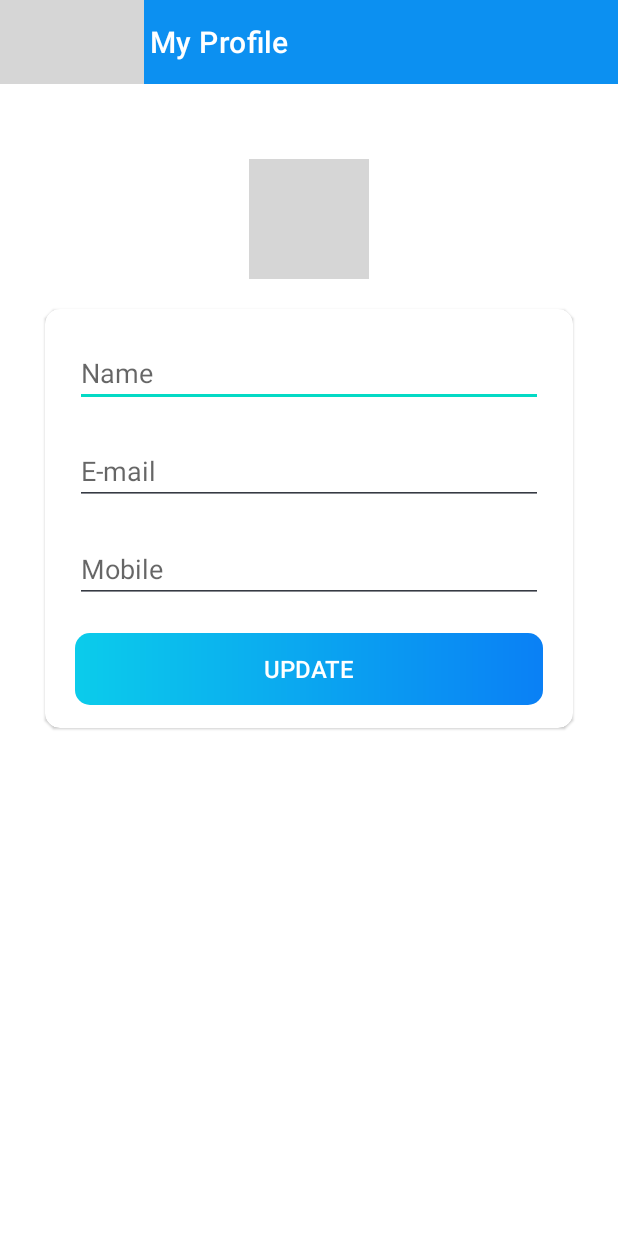
After one commit to bernardosan/Scrumtinize, an Android app: the MyProfileActivity screen opened directly, with no data from a screen before it, on a phone screen of 412 x 824 dp. The commit adds this screen. Run offline under Robolectric (Android 15) with nearby library versions, the phone set to English and light mode, and no system bars; our stand-ins replace CircleImageView, Firebase (no records; nobody signed in at launch, a user with empty details on screens opened directly); grey boxes are pictures that could not be loaded.

Commit message:
added MyProfileActivity UI

```diff
--- a/app/src/main/AndroidManifest.xml
+++ b/app/src/main/AndroidManifest.xml
@@ -1,36 +1,51 @@
 <?xml version="1.0" encoding="utf-8"?>
 <manifest xmlns:android="http://schemas.android.com/apk/res/android"
+    xmlns:tools="http://schemas.android.com/tools"
     package="com.example.trellocloneapp">
 
     <application
-        android:allowBackup="true"
+        android:allowBackup="false"
         android:icon="@mipmap/ic_launcher"
         android:label="@string/app_name"
         android:roundIcon="@mipmap/ic_launcher_round"
         android:supportsRtl="true"
         android:theme="@style/Theme.TrelloCloneApp">
         <activity
+            android:name=".activities.MyProfileActivity"
+            android:label="My Profile"
+            android:screenOrientation="portrait"
+            android:exported="true"
+            android:theme="@style/Theme.TrelloCloneApp.NoActionBar"
+            tools:ignore="LockedOrientationActivity" />
+        <activity
             android:name=".activities.BaseActivity"
             android:exported="true" />
         <activity
             android:name=".activities.SignInActivity"
             android:exported="true"
-            android:label="Sign In" />
+            android:screenOrientation="portrait"
+            android:label="Sign In"
+            android:theme="@style/Theme.TrelloCloneApp.NoActionBar"
+            tools:ignore="LockedOrientationActivity" />
         <activity
             android:name=".activities.SignUpActivity"
             android:exported="true"
             android:label="Sign Up"
-            android:theme="@style/Theme.TrelloCloneApp.NoActionBar" />
+            android:screenOrientation="portrait"
+            android:theme="@style/Theme.TrelloCloneApp.NoActionBar"
+            tools:ignore="LockedOrientationActivity" />
         <activity
             android:name=".activities.IntroActivity"
             android:exported="true"
             android:screenOrientation="portrait"
-            android:theme="@style/Theme.TrelloCloneApp.NoActionBar" />
+            android:theme="@style/Theme.TrelloCloneApp.NoActionBar"
+            tools:ignore="LockedOrientationActivity" />
         <activity
             android:name=".activities.SplashActivity"
             android:exported="true"
             android:screenOrientation="portrait"
-            android:theme="@style/Theme.TrelloCloneApp.NoActionBar">
+            android:theme="@style/Theme.TrelloCloneApp.NoActionBar"
+            tools:ignore="LockedOrientationActivity">
             <intent-filter>
                 <action android:name="android.intent.action.MAIN" />
 
@@ -40,7 +55,9 @@
         <activity
             android:name=".activities.MainActivity"
             android:exported="true"
-            android:theme="@style/Theme.TrelloCloneApp" />
+            android:screenOrientation="portrait"
+            android:theme="@style/Theme.TrelloCloneApp"
+            tools:ignore="LockedOrientationActivity" />
     </application>
 
 </manifest>
--- a/app/src/main/java/com/example/trellocloneapp/activities/MainActivity.kt
+++ b/app/src/main/java/com/example/trellocloneapp/activities/MainActivity.kt
@@ -60,7 +60,8 @@ class MainActivity : BaseActivity(), NavigationView.OnNavigationItemSelectedList
     override fun onNavigationItemSelected(item: MenuItem): Boolean {
         when(item.itemId){
             R.id.nav_my_profile -> {
-
+                val intent = Intent(this, MyProfileActivity::class.java)
+                startActivity(intent)
             }
 
             R.id.nav_sign_out -> {
--- /dev/null
+++ b/app/src/main/java/com/example/trellocloneapp/activities/MyProfileActivity.kt
@@ -0,0 +1,43 @@
+package com.example.trellocloneapp.activities
+
+import androidx.appcompat.app.AppCompatActivity
+import android.os.Bundle
+import com.example.trellocloneapp.R
+import com.example.trellocloneapp.databinding.ActivityMyProfileBinding
+import com.google.firebase.auth.FirebaseAuth
+import com.google.firebase.auth.FirebaseUser
+
+class MyProfileActivity : BaseActivity() {
+
+    private var binding: ActivityMyProfileBinding? = null
+
+    override fun onCreate(savedInstanceState: Bundle?) {
+        super.onCreate(savedInstanceState)
+        binding = ActivityMyProfileBinding.inflate(layoutInflater)
+        setContentView(binding?.root)
+
+        setupActionBar()
+
+        binding?.toolbarMyProfile?.setNavigationOnClickListener {
+            onBackPressed()
+        }
+
+        binding?.btnUpdate?.setOnClickListener {
+            updateUser()
+        }
+
+    }
+
+    private fun setupActionBar() {
+        val toolbar = findViewById<androidx.appcompat.widget.Toolbar>(R.id.toolbar_my_profile)
+        setSupportActionBar(findViewById(R.id.toolbar_my_profile))
+        toolbar.setNavigationIcon(R.drawable.ic_baseline_arrow_back_24)
+        toolbar.title = resources.getString(R.string.my_profile)
+    }
+
+    private fun updateUser() {
+        FirebaseAuth.getInstance().uid
+    }
+
+
+}
--- a/app/src/main/java/com/example/trellocloneapp/firebase/FirestoreClass.kt
+++ b/app/src/main/java/com/example/trellocloneapp/firebase/FirestoreClass.kt
@@ -33,6 +33,7 @@ class FirestoreClass {
                 when(activity){
                     is SignInActivity -> activity.signInSuccess(loggedInUser)
                     is MainActivity -> activity.updateNavigationUserDetails(loggedInUser)
+                    is SignInActivity -> activity.signInSuccess(loggedInUser)
                 }
 
             }
--- /dev/null
+++ b/app/src/main/res/layout/activity_my_profile.xml
@@ -0,0 +1,96 @@
+<?xml version="1.0" encoding="utf-8"?>
+<LinearLayout xmlns:android="http://schemas.android.com/apk/res/android"
+    xmlns:app="http://schemas.android.com/apk/res-auto"
+    xmlns:tools="http://schemas.android.com/tools"
+    android:layout_width="match_parent"
+    android:layout_height="match_parent"
+    android:orientation="vertical"
+    tools:context=".activities.MyProfileActivity">
+
+    <androidx.appcompat.widget.Toolbar
+        android:id="@+id/toolbar_my_profile"
+        android:layout_width="match_parent"
+        android:layout_height="?android:attr/actionBarSize"
+        android:background="@color/colorPrimary"
+        android:theme="@style/ToolBarMyProfile"/>
+
+    <de.hdodenhof.circleimageview.CircleImageView
+        android:id="@+id/iv_myprofile"
+        android:layout_width="@dimen/nav_image_size"
+        android:layout_height="@dimen/nav_image_size"
+        android:layout_marginTop="50dp"
+        android:layout_marginBottom="20dp"
+        android:layout_gravity="center"
+        app:civ_border_color="@color/white"
+        app:civ_border_width="2dp"
+        android:src="@drawable/ic_user_place_holder"
+        />
+
+    <com.google.android.material.card.MaterialCardView
+        android:layout_width="match_parent"
+        android:layout_height="wrap_content"
+        android:layout_gravity="center"
+        android:background="@drawable/signup_cardview_rounded_shape"
+        android:layout_marginHorizontal="30dp"
+        app:cardCornerRadius="10dp"
+        >
+
+        <LinearLayout
+            android:layout_width="match_parent"
+            android:layout_height="wrap_content"
+            android:orientation="vertical"
+            >
+
+            <EditText
+                android:id="@+id/et_name_myprofile"
+                android:layout_width="match_parent"
+                android:layout_height="wrap_content"
+                android:layout_marginTop="20dp"
+                android:layout_marginBottom="20dp"
+                android:layout_marginHorizontal="20dp"
+                android:hint="@string/name"
+                android:inputType="text"
+                android:autofillHints="" />
+
+            <EditText
+                android:id="@+id/et_email_myprofile"
+                android:layout_width="match_parent"
+                android:layout_height="wrap_content"
+                android:layout_marginBottom="20dp"
+                android:layout_marginHorizontal="20dp"
+                android:hint="@string/e_mail"
+                android:inputType="textEmailAddress"
+                android:focusable="false"
+                android:focusableInTouchMode="false"
+                android:autofillHints="" />
+
+
+            <EditText
+                android:id="@+id/et_mobile_myprofile"
+                android:layout_width="match_parent"
+                android:layout_height="wrap_content"
+                android:layout_marginBottom="20dp"
+                android:layout_marginHorizontal="20dp"
+                android:hint="@string/mobile"
+                android:inputType="textPassword"
+                android:autofillHints="" />
+
+            <androidx.appcompat.widget.AppCompatButton
+                android:id="@+id/btn_update"
+                android:layout_width="match_parent"
+                android:layout_height="wrap_content"
+                android:layout_gravity="center"
+                android:text="@string/update"
+                android:textColor="@color/white"
+                android:textSize="16sp"
+                android:background="@drawable/shape_btn_rounded"
+                android:foreground="?attr/selectableItemBackground"
+                android:layout_marginHorizontal="20dp"
+                android:layout_marginBottom="15dp"
+                tools:ignore="UnusedAttribute" />
+
+        </LinearLayout>
+
+    </com.google.android.material.card.MaterialCardView>
+
+</LinearLayout>
--- a/app/src/main/res/values/strings.xml
+++ b/app/src/main/res/values/strings.xml
@@ -11,4 +11,7 @@
     <string name="please_enter_email">Please enter an email address.</string>
     <string name="nav_my_profile">My Profile</string>
     <string name="nav_sign_out">Sign out</string>
+    <string name="mobile">Mobile</string>
+    <string name="update">UPDATE</string>
+    <string name="my_profile">My Profile</string>
 </resources>
--- a/app/src/main/res/values/themes.xml
+++ b/app/src/main/res/values/themes.xml
@@ -24,6 +24,12 @@
         <item name="colorControlNormal">@color/white</item>
     </style>
 
+    <style name="ToolBarMyProfile" parent="ThemeOverlay.AppCompat.Dark.ActionBar">
+        <item name="android:textColorPrimary">@android:color/white</item>
+        <item name="android:textColorSecondary">@android:color/white</item>
+        <item name="actionMenuTextColor">@android:color/white</item>
+    </style>
+
     <style name="Theme.AppBarOverlay" parent="@style/ThemeOverlay.AppCompat.DayNight.ActionBar" />
 
     <style name="Theme.PopUpOverlay" parent="@style/ThemeOverlay.AppCompat.Light" />
```
